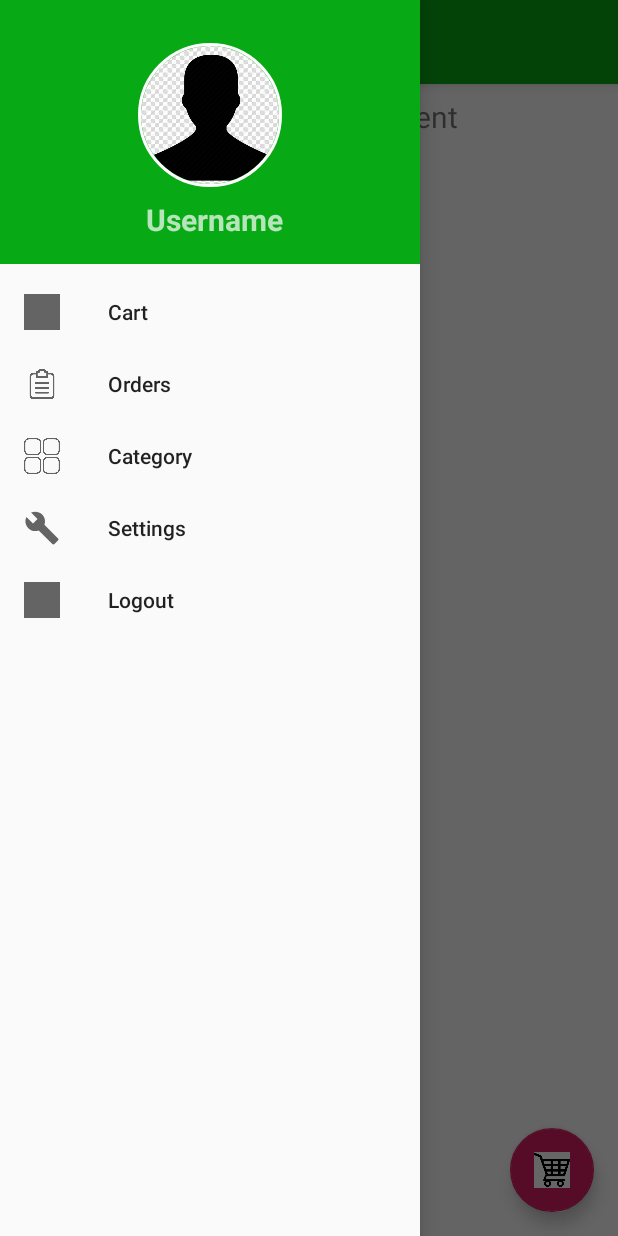
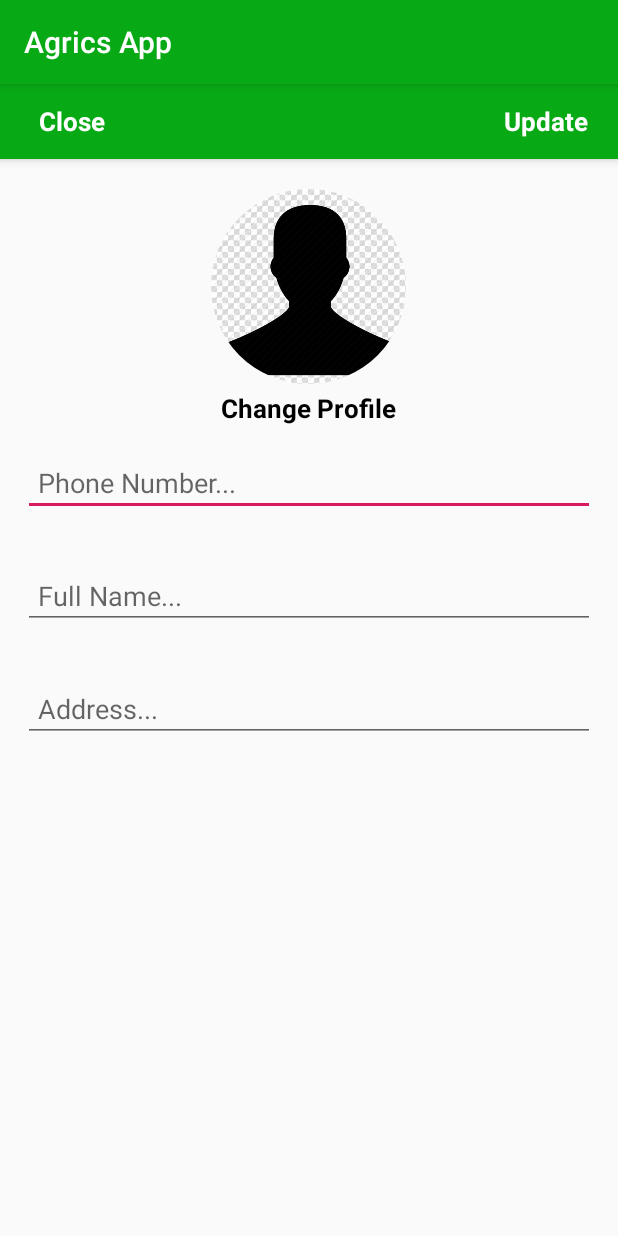
Before and after one commit to Liyengwas/Agriculture-App, an Android app: the HomeActivity screen opened directly, with no data from a screen before it, in the side drawer, after a tap on "Settings", on a phone screen of 412 x 824 dp. Run offline under Robolectric (Android 15) with nearby library versions, the phone set to English and light mode, and no system bars; our stand-ins replace CircleImageView, Firebase (no records; nobody signed in at launch, a user with empty details on screens opened directly), Picasso, navigation-ui; libraries missing offline, so code that uses them is left out: com.theartofdev.edmodo, io.paperdb; 5 statements that could not run were skipped.

Commit message:
Settings and Logout Activity Tweaks

```diff
--- a/app/build.gradle
+++ b/app/build.gradle
@@ -34,6 +34,7 @@ dependencies {
     implementation 'de.hdodenhof:circleimageview:3.0.1'
     implementation 'com.firebaseui:firebase-ui-database:6.2.0'
     implementation 'com.squareup.picasso:picasso:2.71828'
+    implementation 'com.theartofdev.edmodo:android-image-cropper:2.8.+'
 
     implementation 'androidx.legacy:legacy-support-v4:1.0.0'
     implementation 'com.google.android.material:material:1.0.0'
--- a/app/src/main/java/com/example/mugambiapplication/HomeActivity.java
+++ b/app/src/main/java/com/example/mugambiapplication/HomeActivity.java
@@ -1,5 +1,6 @@
 package com.example.mugambiapplication;
 
+import android.content.Intent;
 import android.os.Bundle;
 
 import com.example.mugambiapplication.Model.Products;
@@ -15,6 +16,8 @@ import android.view.MenuItem;
 import android.view.View;
 
 import androidx.annotation.NonNull;
+import androidx.appcompat.app.ActionBarDrawerToggle;
+import androidx.core.view.GravityCompat;
 import androidx.navigation.NavController;
 import androidx.navigation.Navigation;
 import androidx.navigation.ui.AppBarConfiguration;
@@ -37,27 +40,36 @@ import android.view.ViewGroup;
 import android.widget.TextView;
 
 import de.hdodenhof.circleimageview.CircleImageView;
+import io.paperdb.Paper;
+
+
 
 public class HomeActivity extends AppCompatActivity
         implements NavigationView.OnNavigationItemSelectedListener
 {
-
     private DatabaseReference ProductsRef;
     private RecyclerView recyclerView;
     RecyclerView.LayoutManager layoutManager;
 
-    private AppBarConfiguration mAppBarConfiguration;
 
     @Override
     protected void onCreate(Bundle savedInstanceState) {
         super.onCreate(savedInstanceState);
         setContentView(R.layout.activity_home);
 
-        Toolbar toolbar = findViewById(R.id.toolbar);
+
+        ProductsRef = FirebaseDatabase.getInstance().getReference().child("Products");
+
+
+        Paper.init(this);
+
+
+        Toolbar toolbar = (Toolbar) findViewById(R.id.toolbar);
         toolbar.setTitle("Home");
         setSupportActionBar(toolbar);
 
-        FloatingActionButton fab = findViewById(R.id.fab);
+
+        FloatingActionButton fab = (FloatingActionButton) findViewById(R.id.fab);
         fab.setOnClickListener(new View.OnClickListener() {
             @Override
             public void onClick(View view) {
@@ -65,7 +77,14 @@ public class HomeActivity extends AppCompatActivity
                         .setAction("Action", null).show();
             }
         });
-        DrawerLayout drawer = findViewById(R.id.drawer_layout);
+
+
+        DrawerLayout drawer = (DrawerLayout) findViewById(R.id.drawer_layout);
+        ActionBarDrawerToggle toggle = new ActionBarDrawerToggle(
+                this, drawer, toolbar, R.string.navigation_drawer_open, R.string.navigation_drawer_close);
+        drawer.addDrawerListener(toggle);
+        toggle.syncState();
+
 
         NavigationView navigationView = (NavigationView) findViewById(R.id.nav_view);
         navigationView.setNavigationItemSelectedListener(this);
@@ -75,27 +94,62 @@ public class HomeActivity extends AppCompatActivity
         CircleImageView profileImageView = headerView.findViewById(R.id.user_profile_image);
 
         userNameTextView.setText(Prevalent.currentOnlineUser.getName());
+        Picasso.get().load(Prevalent.currentOnlineUser.getImage()).placeholder(R.drawable.profile).into(profileImageView);
 
-        // Passing each menu ID as a set of Ids because each
-        // menu should be considered as top level destinations.
-        mAppBarConfiguration = new AppBarConfiguration.Builder(
-                R.id.nav_home, R.id.nav_gallery, R.id.nav_slideshow,
-                R.id.nav_tools, R.id.nav_share, R.id.nav_send)
-                .setDrawerLayout(drawer)
-                .build();
-        NavController navController = Navigation.findNavController(this, R.id.nav_host_fragment);
-        NavigationUI.setupActionBarWithNavController(this, navController, mAppBarConfiguration);
-        NavigationUI.setupWithNavController(navigationView, navController);
-
-
-
-        ProductsRef =  FirebaseDatabase.getInstance().getReference().child("Products");
 
         recyclerView = findViewById(R.id.recycler_menu);
         recyclerView.setHasFixedSize(true);
         layoutManager = new LinearLayoutManager(this);
         recyclerView.setLayoutManager(layoutManager);
     }
+
+
+    @Override
+    protected void onStart()
+    {
+        super.onStart();
+
+        FirebaseRecyclerOptions<Products> options =
+                new FirebaseRecyclerOptions.Builder<Products>()
+                        .setQuery(ProductsRef, Products.class)
+                        .build();
+
+
+        FirebaseRecyclerAdapter<Products, ProductViewHolder> adapter =
+                new FirebaseRecyclerAdapter<Products, ProductViewHolder>(options) {
+                    @Override
+                    protected void onBindViewHolder(@NonNull ProductViewHolder holder, int position, @NonNull Products model)
+                    {
+                        holder.txtProductName.setText(model.getPname());
+                        holder.txtProductDescription.setText(model.getDescription());
+                        holder.txtProductPrice.setText("Price = " + model.getPrice() + "$");
+                        Picasso.get().load(model.getImage()).into(holder.imageView);
+                    }
+
+                    @NonNull
+                    @Override
+                    public ProductViewHolder onCreateViewHolder(@NonNull ViewGroup parent, int viewType)
+                    {
+                        View view = LayoutInflater.from(parent.getContext()).inflate(R.layout.product_items_layout, parent, false);
+                        ProductViewHolder holder = new ProductViewHolder(view);
+                        return holder;
+                    }
+                };
+        recyclerView.setAdapter(adapter);
+        adapter.startListening();
+    }
+
+    @Override
+    public void onBackPressed() {
+        DrawerLayout drawer = (DrawerLayout) findViewById(R.id.drawer_layout);
+        if (drawer.isDrawerOpen(GravityCompat.START)) {
+            drawer.closeDrawer(GravityCompat.START);
+        } else {
+            super.onBackPressed();
+        }
+    }
+
+
 
     @Override
     public boolean onCreateOptionsMenu(Menu menu) {
@@ -104,53 +158,59 @@ public class HomeActivity extends AppCompatActivity
         return true;
     }
 
+
+
     @Override
-    public  void onStart(){
-        super.onStart();
+    public boolean onOptionsItemSelected(MenuItem item)
+    {
+        int id = item.getItemId();
 
-        FirebaseRecyclerOptions<Products> options =
-                new FirebaseRecyclerOptions.Builder<Products>()
-                .setQuery(ProductsRef,Products.class).build();
+//        if (id == R.id.action_settings)
+//        {
+//            return true;
+//        }
 
-        FirebaseRecyclerAdapter<Products, ProductViewHolder> adapter =
-                new FirebaseRecyclerAdapter<Products, ProductViewHolder>(options) {
-                    @Override
-                    protected void onBindViewHolder(@NonNull ProductViewHolder holder, int position, @NonNull Products model) {
-
-                        //display data in the textfield
-                        holder.txtProductName.setText(model.getPname());
-                        holder.txtProductDescription.setText(model.getDescription());
-                        holder.txtProductPrice.setText("Price = " + model.getPrice() + "Kes");
-                        Picasso.get().load(model.getImage()).into(holder.imageView);
-                    }
-
-                    @NonNull
-                    @Override
-                    public ProductViewHolder onCreateViewHolder(@NonNull ViewGroup parent, int viewType) {
-
-                        View view = LayoutInflater.from(parent.getContext()).inflate(R.layout.product_items_layout, parent , false);
-                        ProductViewHolder holder = new ProductViewHolder(view);
-                        return holder;
-                    }
-                };
-
-        recyclerView.setAdapter(adapter);
-        adapter.startListening();
+        return super.onOptionsItemSelected(item);
     }
 
 
+
+    @SuppressWarnings("StatementWithEmptyBody")
     @Override
-    public boolean onSupportNavigateUp() {
-        NavController navController = Navigation.findNavController(this, R.id.nav_host_fragment);
-        return NavigationUI.navigateUp(navController, mAppBarConfiguration)
-                || super.onSupportNavigateUp();
-    }
+    public boolean onNavigationItemSelected(MenuItem item)
+    {
+        // Handle navigation view item clicks here.
+        int id = item.getItemId();
 
-    @Override
-    public boolean onNavigationItemSelected(@NonNull MenuItem menuItem) {
-        NavigationView navigationView = findViewById(R.id.nav_view);
+        if (id == R.id.nav_cart)
+        {
 
-        return false;
+        }
+        else if (id == R.id.nav_orders)
+        {
 
+        }
+        else if (id == R.id.nav_category)
+        {
+
+        }
+        else if (id == R.id.nav_settings)
+        {
+            Intent intent = new Intent(HomeActivity.this, SettingsActivity.class);
+            startActivity(intent);
+        }
+        else if (id == R.id.nav_logout)
+        {
+            Paper.book().destroy();
+
+            Intent intent = new Intent(HomeActivity.this, MainActivity.class);
+            intent.addFlags(Intent.FLAG_ACTIVITY_NEW_TASK | Intent.FLAG_ACTIVITY_CLEAR_TASK);
+            startActivity(intent);
+            finish();
+        }
+
+        DrawerLayout drawer = (DrawerLayout) findViewById(R.id.drawer_layout);
+        drawer.closeDrawer(GravityCompat.START);
+        return true;
     }
 }
--- /dev/null
+++ b/app/src/main/res/layout/activity_settings.xml
@@ -0,0 +1,118 @@
+<?xml version="1.0" encoding="utf-8"?>
+<RelativeLayout xmlns:android="http://schemas.android.com/apk/res/android"
+    xmlns:app="http://schemas.android.com/apk/res-auto"
+    xmlns:tools="http://schemas.android.com/tools"
+    android:layout_width="match_parent"
+    android:layout_height="match_parent"
+    tools:context=".SettingsActivity">
+
+
+    <com.google.android.material.appbar.AppBarLayout
+        android:id="@+id/app_bar_settings"
+        android:layout_width="match_parent"
+        android:layout_height="50dp"
+        android:background="@color/colorPrimary">
+
+
+        <androidx.appcompat.widget.Toolbar
+            android:id="@+id/toolbar_settings"
+            android:layout_width="match_parent"
+            android:layout_height="wrap_content">
+
+
+
+            <RelativeLayout
+                android:layout_width="match_parent"
+                android:layout_height="match_parent">
+
+                <TextView
+                    android:id="@+id/close_settings_btn"
+                    android:layout_width="wrap_content"
+                    android:layout_height="wrap_content"
+                    android:text="Close"
+                    android:textColor="@android:color/white"
+                    android:textSize="17sp"
+                    android:textStyle="bold"
+                    android:layout_alignParentStart="true"
+                    android:layout_alignParentLeft="true"
+                    android:layout_marginLeft="10dp"
+                    />
+
+                <TextView
+                    android:id="@+id/update_account_settings_btn"
+                    android:layout_width="wrap_content"
+                    android:layout_height="wrap_content"
+                    android:text="Update"
+                    android:textColor="@android:color/white"
+                    android:textSize="17sp"
+                    android:textStyle="bold"
+                    android:layout_marginRight="20dp"
+                    android:layout_alignParentEnd="true"
+                    android:layout_alignParentRight="true"
+                    />
+
+            </RelativeLayout>
+
+
+        </androidx.appcompat.widget.Toolbar>
+
+
+    </com.google.android.material.appbar.AppBarLayout>
+
+
+
+    <de.hdodenhof.circleimageview.CircleImageView
+        android:id="@+id/settings_profile_image"
+        android:layout_width="130dp"
+        android:layout_height="130dp"
+        android:src="@drawable/profile"
+        android:layout_below="@+id/app_bar_settings"
+        android:layout_marginTop="20dp"
+        android:layout_centerHorizontal="true"
+        />
+
+    <TextView
+        android:id="@+id/profile_image_change_btn"
+        android:layout_width="wrap_content"
+        android:layout_height="wrap_content"
+        android:text="Change Profile"
+        android:textSize="17sp"
+        android:textStyle="bold"
+        android:layout_marginRight="10dp"
+        android:layout_marginTop="4dp"
+        android:textColor="@android:color/black"
+        android:layout_below="@+id/settings_profile_image"
+        android:layout_centerHorizontal="true"
+        />
+
+    <EditText
+        android:id="@+id/settings_phone_number"
+        android:layout_width="match_parent"
+        android:layout_height="wrap_content"
+        android:layout_below="@+id/profile_image_change_btn"
+        android:hint="Phone Number..."
+        android:layout_margin="15dp"
+        android:padding="10dp"
+        />
+
+    <EditText
+        android:id="@+id/settings_full_name"
+        android:layout_width="match_parent"
+        android:layout_height="wrap_content"
+        android:layout_below="@+id/settings_phone_number"
+        android:hint="Full Name..."
+        android:layout_margin="15dp"
+        android:padding="10dp"
+        />
+
+    <EditText
+        android:id="@+id/settings_address"
+        android:layout_width="match_parent"
+        android:layout_height="wrap_content"
+        android:layout_below="@+id/settings_full_name"
+        android:hint="Address..."
+        android:layout_margin="15dp"
+        android:padding="10dp"
+        />
+
+</RelativeLayout>
```
Also changed, not shown: app/src/main/AndroidManifest.xml (+11 -2 lines), app/src/main/java/com/example/mugambiapplication/MainActivity.java (+7 -2 lines), app/src/main/java/com/example/mugambiapplication/SettingsActivity.java (added, +267 -0 lines).
